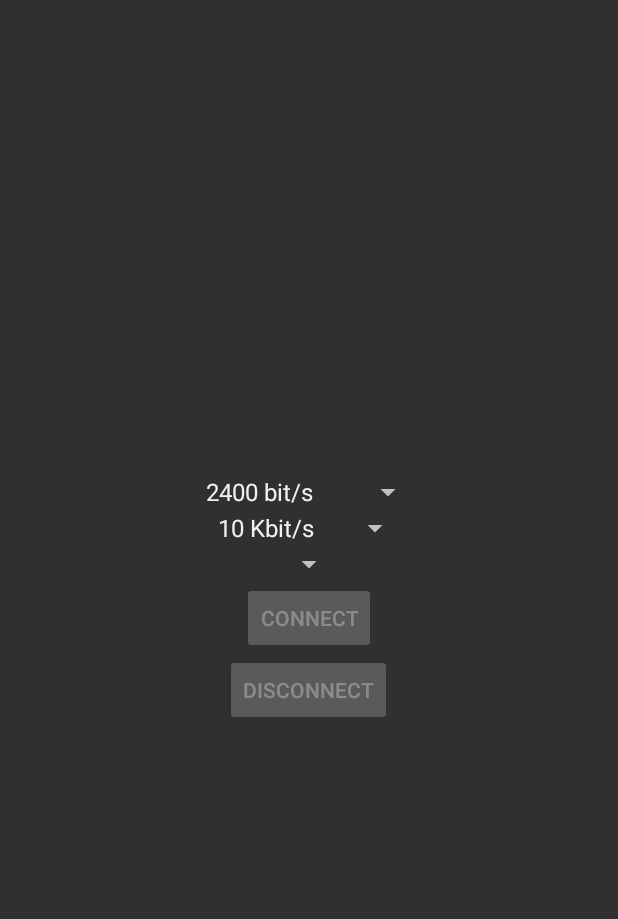
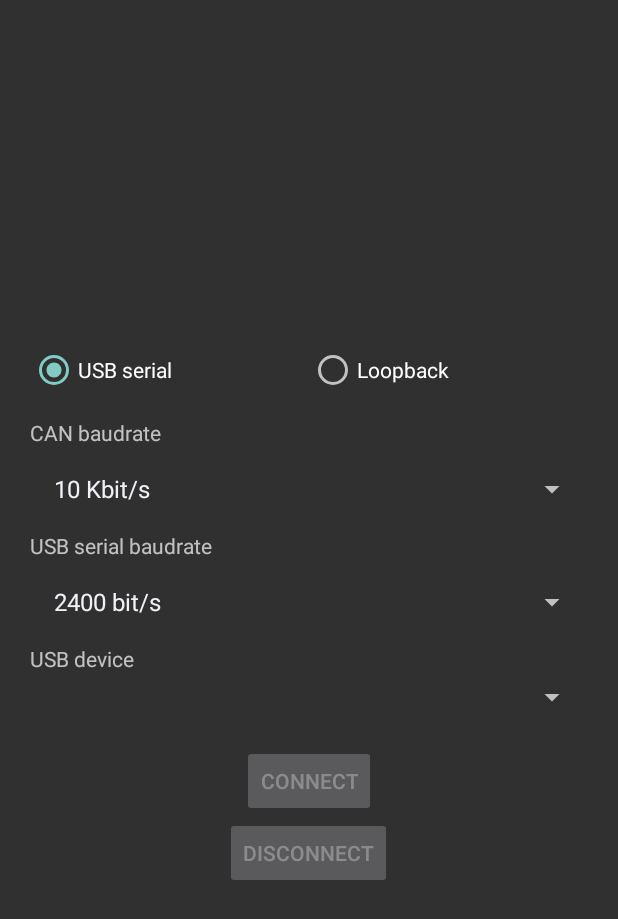
Before and after one commit to autowp/CANreader, an Android app: the ConnectionActivity screen opened directly, with no data from a screen before it, on a phone screen of 412 x 824 dp. Shown: the top 919 px of the screen. Run offline under Robolectric (Android 15) with nearby library versions, the phone set to English and light mode, and no system bars; 2 statements that could not run were skipped.

Commit message:
Loopback adapter

```diff
--- a/app/src/main/java/com/autowp/canreader/CanReaderService.java
+++ b/app/src/main/java/com/autowp/canreader/CanReaderService.java
@@ -189,10 +189,13 @@ public class CanReaderService extends Service {
         }
 
         try {
+            System.out.println("disconnect");
             canClient.disconnect(new Runnable() {
                 @Override
                 public void run() {
                     try {
+                        System.out.println("disconnected");
+                        System.out.println("connect");
                         canClient.setAdapter(adapter);
 
                         if (adapter != null) {
@@ -204,6 +207,8 @@ public class CanReaderService extends Service {
                                 IntentFilter filter = new IntentFilter();
                                 filter.addAction(UsbManager.ACTION_USB_DEVICE_DETACHED);
                                 registerReceiver(mUsbReceiver, filter);
+
+                                System.out.println("connected");
 
                             } catch (CanClientException e) {
                                 e.printStackTrace();
--- a/app/src/main/java/com/autowp/canreader/ConnectionActivity.java
+++ b/app/src/main/java/com/autowp/canreader/ConnectionActivity.java
@@ -19,13 +19,12 @@ import android.widget.AdapterView;
 import android.widget.ArrayAdapter;
 import android.widget.Button;
 import android.widget.ProgressBar;
+import android.widget.RadioButton;
 import android.widget.Spinner;
 
-import com.autowp.can.CanAdapter;
 import com.autowp.can.CanAdapterException;
 import com.autowp.can.CanClient;
 import com.autowp.can.adapter.android.CanHackerFelhr;
-import com.autowp.can.adapter.android.CanHackerFelhrException;
 import com.autowp.can.adapter.loopback.Loopback;
 
 import java.util.ArrayList;
@@ -39,6 +38,7 @@ public class ConnectionActivity extends Activity {
     private static final String PREFENCES_VID = "vid";
     private static final String PREFENCES_PID = "pid";
     private static final String PREFENCES_UART_BAUDRATE = "uart_baudrate";
+    private static final String PREFENCES_IS_USB = "is_usb";
 
     private UsbBroadcastReceiver mUsbReceiver;
     private UsbDeviceSpinnerAdapter mSpinnerAdapter;
@@ -47,6 +47,8 @@ public class ConnectionActivity extends Activity {
     private UsbManager mUsbManager;
     private Spinner mSpinnerBaudrate;
     private Spinner mSpinnerUartBaudrate;
+
+    private boolean isUsb = true;
 
     private class Baudrate {
         private int value;
@@ -175,16 +177,6 @@ public class ConnectionActivity extends Activity {
         } catch (CanAdapterException e) {
             e.printStackTrace();
         }
-
-        /*try {
-            Elm327Felhr canClient = new Elm327Felhr(mUsbManager, device);
-            Baudrate baudrate = (Baudrate)mSpinnerBaudrate.getSelectedItem();
-            canReaderService.setSpeed(baudrate.getValue());
-            canReaderService.setCanAdapter(canClient);
-            refreshButtonsState();
-        } catch (Elm327FelhrException e) {
-            e.printStackTrace();
-        }*/
     }
 
     @Override
@@ -196,7 +188,14 @@ public class ConnectionActivity extends Activity {
 
         final SharedPreferences mPrefences = getPreferences(MODE_PRIVATE);
 
-        mSpinnerDevice = (Spinner) findViewById(R.id.spinner);
+        isUsb = mPrefences.getBoolean(PREFENCES_IS_USB, true);
+        if (isUsb) {
+            findViewById(R.id.btnUsbConnection).setSelected(true);
+        } else {
+            findViewById(R.id.btnLoopbackConnection).setSelected(true);
+        }
+
+        mSpinnerDevice = (Spinner) findViewById(R.id.spinnerUsbDevice);
 
         mSpinnerDevice.setOnItemSelectedListener(new AdapterView.OnItemSelectedListener() {
             @Override
@@ -230,7 +229,7 @@ public class ConnectionActivity extends Activity {
         baudrates.add(new Baudrate(500, "500 Kbit/s"));
         baudrates.add(new Baudrate(1000, "1 Mbit/s"));
 
-        ArrayAdapter<Baudrate> adapter = new ArrayAdapter<>(getApplicationContext(), android.R.layout.simple_spinner_item, baudrates);
+        ArrayAdapter<Baudrate> adapter = new ArrayAdapter<>(getApplicationContext(), android.R.layout.simple_list_item_1, baudrates);
         adapter.setDropDownViewResource(android.R.layout.simple_spinner_dropdown_item);
         mSpinnerBaudrate.setAdapter(adapter);
 
@@ -249,8 +248,6 @@ public class ConnectionActivity extends Activity {
         });
 
 
-
-
         mSpinnerUartBaudrate = (Spinner) findViewById(R.id.spinnerUartBaudrate);
 
         List<UartBaudrate> uartBaudrates = new ArrayList<>();
@@ -265,7 +262,7 @@ public class ConnectionActivity extends Activity {
         uartBaudrates.add(new UartBaudrate(460800, "460800 bit/s"));
         uartBaudrates.add(new UartBaudrate(921600, "921600 bit/s"));
 
-        ArrayAdapter<UartBaudrate> uartAdapter = new ArrayAdapter<>(getApplicationContext(), android.R.layout.simple_spinner_item, uartBaudrates);
+        ArrayAdapter<UartBaudrate> uartAdapter = new ArrayAdapter<>(getApplicationContext(), android.R.layout.simple_list_item_1, uartBaudrates);
         uartAdapter.setDropDownViewResource(android.R.layout.simple_spinner_dropdown_item);
         mSpinnerUartBaudrate.setAdapter(uartAdapter);
 
@@ -306,8 +303,7 @@ public class ConnectionActivity extends Activity {
             @Override
             public void onClick(View v) {
 
-                //connectLoopback();
-
+                if (isUsb) {
                     UsbDevice device = (UsbDevice) mSpinnerDevice.getSelectedItem();
 
                     if (!mUsbManager.hasPermission(device)) {
@@ -317,7 +313,9 @@ public class ConnectionActivity extends Activity {
                     } else {
                         connectDevice(device);
                     }
-
+                } else {
+                    connectLoopback();
+                }
             }
         });
     }
@@ -334,7 +332,12 @@ public class ConnectionActivity extends Activity {
             connection = canReaderService.getConnectionState();
         }
 
-        final boolean connectEnabled = bound && (connection == CanClient.ConnectionState.DISCONNECTED) && selectedDevice != null;
+        boolean deviceAvailable = true;
+        if (isUsb) {
+            deviceAvailable = selectedDevice != null;
+        }
+
+        final boolean connectEnabled = bound && (connection == CanClient.ConnectionState.DISCONNECTED) && deviceAvailable;
         final boolean disconnectEnabled = bound && (connection == CanClient.ConnectionState.CONNECTED);
         final boolean progressBarVisible = bound && (connection == CanClient.ConnectionState.CONNECTING || connection == CanClient.ConnectionState.DISCONNECTING);
 
@@ -409,4 +412,35 @@ public class ConnectionActivity extends Activity {
         }
         super.onStop();
     }
+
+    protected void refreshOptions()
+    {
+        findViewById(R.id.spinnerUsbDevice).setVisibility(isUsb? View.VISIBLE : View.GONE);
+        findViewById(R.id.spinnerBaudrate).setVisibility(isUsb? View.VISIBLE : View.GONE);
+        findViewById(R.id.spinnerUartBaudrate).setVisibility(isUsb? View.VISIBLE : View.GONE);
+        findViewById(R.id.tvUsbDevice).setVisibility(isUsb? View.VISIBLE : View.GONE);
+        findViewById(R.id.tvBaudrate).setVisibility(isUsb? View.VISIBLE : View.GONE);
+        findViewById(R.id.tvUartBaudrate).setVisibility(isUsb? View.VISIBLE : View.GONE);
     }
+
+    public void onRadioButtonClicked(View view) {
+        // Is the button now checked?
+        boolean checked = ((RadioButton) view).isChecked();
+
+        if (checked) {
+            switch (view.getId()) {
+                case R.id.btnUsbConnection:
+                    isUsb = true;
+                    refreshOptions();
+                    refreshButtonsState();
+                    break;
+
+                case R.id.btnLoopbackConnection:
+                    isUsb = false;
+                    refreshOptions();
+                    refreshButtonsState();
+                    break;
+            }
+        }
+    }
+}
--- a/app/src/main/java/com/autowp/canreader/MainActivity.java
+++ b/app/src/main/java/com/autowp/canreader/MainActivity.java
@@ -68,12 +68,10 @@ public class MainActivity extends AppCompatActivity {
 
         @Override
         public void handleTransmitUpdated(TransmitCanFrame frame) {
-            System.out.println("handleTransmitUpdated2");
         }
 
         @Override
         public void handleSpeedChanged(double speed) {
-
         }
     };
 
--- a/app/src/main/java/com/autowp/canreader/TxListFile.java
+++ b/app/src/main/java/com/autowp/canreader/TxListFile.java
@@ -7,15 +7,13 @@ import org.apache.commons.configuration.ConfigurationException;
 import org.apache.commons.configuration.HierarchicalINIConfiguration;
 import org.apache.commons.configuration.SubnodeConfiguration;
 
-import java.io.IOException;
 import java.io.InputStream;
 import java.io.OutputStream;
 import java.util.ArrayList;
 import java.util.List;
-import java.util.Properties;
 
 /**
- * Created by autow on 22.03.2016.
+ * Created by autowp on 22.03.2016.
  */
 public class TxListFile {
 
@@ -87,7 +85,7 @@ public class TxListFile {
 
                 String idStr = (String) section.getProperty(prefix + ID);
 
-                if (idStr.equalsIgnoreCase("-1")) {
+                if (idStr == null || idStr.equalsIgnoreCase("-1")) {
                     break;
                 }
 
@@ -99,8 +97,6 @@ public class TxListFile {
                 }
 
                 String dlcStr = (String) section.getProperty(prefix + "DLC");
-                System.out.print("DLC=");
-                System.out.println(dlcStr);
                 byte dlc = Byte.parseByte(dlcStr);
                 String dataStr = (String) section.getProperty(prefix + "Data");
                 boolean isRTR = dataStr.equalsIgnoreCase(RTR);
@@ -109,9 +105,6 @@ public class TxListFile {
                     data = Hex.hexStringToByteArray(dataStr);
                 }
                 int period = Integer.parseInt((String) section.getProperty(prefix + "Period"));
-
-                System.out.print("Data=");
-                System.out.println(Hex.byteArrayToHexString(data));
 
                 CanFrame canFrame;
                 if (isRTR) {
--- a/app/src/main/res/layout/activity_connection.xml
+++ b/app/src/main/res/layout/activity_connection.xml
@@ -1,5 +1,5 @@
 <?xml version="1.0" encoding="utf-8"?>
-<RelativeLayout xmlns:android="http://schemas.android.com/apk/res/android"
+<LinearLayout xmlns:android="http://schemas.android.com/apk/res/android"
     xmlns:tools="http://schemas.android.com/tools"
     android:layout_width="match_parent"
     android:layout_height="match_parent"
@@ -7,52 +7,105 @@
     android:paddingLeft="@dimen/activity_horizontal_margin"
     android:paddingRight="@dimen/activity_horizontal_margin"
     android:paddingTop="@dimen/activity_vertical_margin"
-    tools:context="com.autowp.canreader.ConnectionActivity">
+    tools:context="com.autowp.canreader.ConnectionActivity"
+    android:orientation="vertical"
+    android:layout_margin="16dp"
+    android:gravity="center_vertical">
+
+    <RadioGroup
+        android:layout_width="match_parent"
+        android:layout_height="wrap_content"
+        android:orientation="horizontal"
+        android:layout_marginBottom="16dp">
+
+        <RadioButton
+            android:layout_width="match_parent"
+            android:layout_height="wrap_content"
+            android:text="@string/conection_usb_serial"
+            android:id="@+id/btnUsbConnection"
+            android:layout_weight="1"
+            android:checked="true"
+            android:onClick="onRadioButtonClicked" />
+
+        <RadioButton
+            android:layout_width="match_parent"
+            android:layout_height="wrap_content"
+            android:text="@string/connection_loopback"
+            android:id="@+id/btnLoopbackConnection"
+            android:layout_weight="1"
+            android:checked="false"
+            android:onClick="onRadioButtonClicked" />
+    </RadioGroup>
+
+    <LinearLayout
+        android:orientation="vertical"
+        android:layout_width="match_parent"
+        android:layout_height="wrap_content"
+        android:id="@+id/layoutConnectionOptions"
+        android:layout_marginBottom="16dp">
+
+        <TextView
+            android:layout_width="match_parent"
+            android:layout_height="wrap_content"
+            android:textAppearance="?android:attr/textAppearanceSmall"
+            android:text="CAN baudrate"
+            android:id="@+id/tvBaudrate" />
+
+        <Spinner
+            android:layout_width="match_parent"
+            android:layout_height="wrap_content"
+            android:id="@+id/spinnerBaudrate"
+            android:layout_marginTop="4dp"
+            android:layout_marginBottom="4dp" />
+
+        <TextView
+            android:layout_width="match_parent"
+            android:layout_height="wrap_content"
+            android:textAppearance="?android:attr/textAppearanceSmall"
+            android:text="USB serial baudrate"
+            android:id="@+id/tvUartBaudrate" />
+
+        <Spinner
+            android:layout_width="match_parent"
+            android:layout_height="wrap_content"
+            android:id="@+id/spinnerUartBaudrate"
+            android:layout_marginTop="4dp"
+            android:layout_marginBottom="4dp" />
+
+        <TextView
+            android:layout_width="match_parent"
+            android:layout_height="wrap_content"
+            android:textAppearance="?android:attr/textAppearanceSmall"
+            android:text="USB device"
+            android:id="@+id/tvUsbDevice" />
+
+        <Spinner
+            android:layout_width="match_parent"
+            android:layout_height="wrap_content"
+            android:id="@+id/spinnerUsbDevice"
+            android:layout_marginTop="4dp"
+            android:layout_marginBottom="4dp" />
+    </LinearLayout>
 
     <Button
         android:layout_width="wrap_content"
         android:layout_height="wrap_content"
         android:text="@string/connect"
         android:id="@+id/buttonConnect"
-        android:layout_centerVertical="true"
-        android:layout_centerHorizontal="true" />
-
-    <Spinner
-        android:layout_width="wrap_content"
-        android:layout_height="wrap_content"
-        android:id="@+id/spinnerUartBaudrate"
-        android:layout_above="@+id/spinnerBaudrate"
-        android:layout_centerHorizontal="true" />
-
-    <Spinner
-        android:layout_width="wrap_content"
-        android:layout_height="wrap_content"
-        android:id="@+id/spinner"
-        android:layout_above="@+id/buttonConnect"
-        android:layout_centerHorizontal="true" />
+        android:layout_gravity="center_horizontal" />
 
     <Button
         android:layout_width="wrap_content"
         android:layout_height="wrap_content"
         android:text="@string/disconnect"
         android:id="@+id/buttonDisconnect"
-        android:layout_below="@+id/buttonConnect"
-        android:layout_centerHorizontal="true" />
-
-    <Spinner
-        android:layout_width="wrap_content"
-        android:layout_height="wrap_content"
-        android:id="@+id/spinnerBaudrate"
-        android:layout_above="@+id/spinner"
-        android:layout_centerHorizontal="true" />
+        android:layout_gravity="center_horizontal" />
 
     <ProgressBar
         android:layout_width="wrap_content"
         android:layout_height="wrap_content"
         android:id="@+id/connection_progressbar"
-        android:layout_below="@+id/buttonDisconnect"
-        android:layout_centerHorizontal="true"
-        android:indeterminateOnly="true" />
+        android:indeterminateOnly="true"
+        android:layout_gravity="center_horizontal" />
 
-
-</RelativeLayout>
+</LinearLayout>
--- a/app/src/main/res/values/strings.xml
+++ b/app/src/main/res/values/strings.xml
@@ -29,4 +29,6 @@
     <string name="message_file_saved_to_documents">File %s saved to Documents</string>
     <string name="choose_file_to_import">Choose file to import</string>
     <string name="action_transmit_copy">Copy</string>
+    <string name="conection_usb_serial">USB serial</string>
+    <string name="connection_loopback">Loopback</string>
 </resources>
```
Also changed, not shown: 1 other file. Lines whose indentation alone changed are shown as unchanged.
